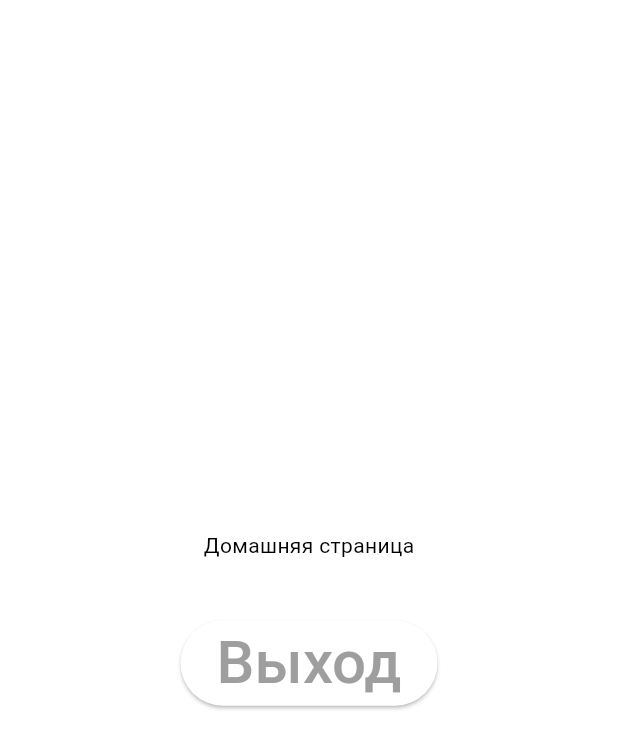
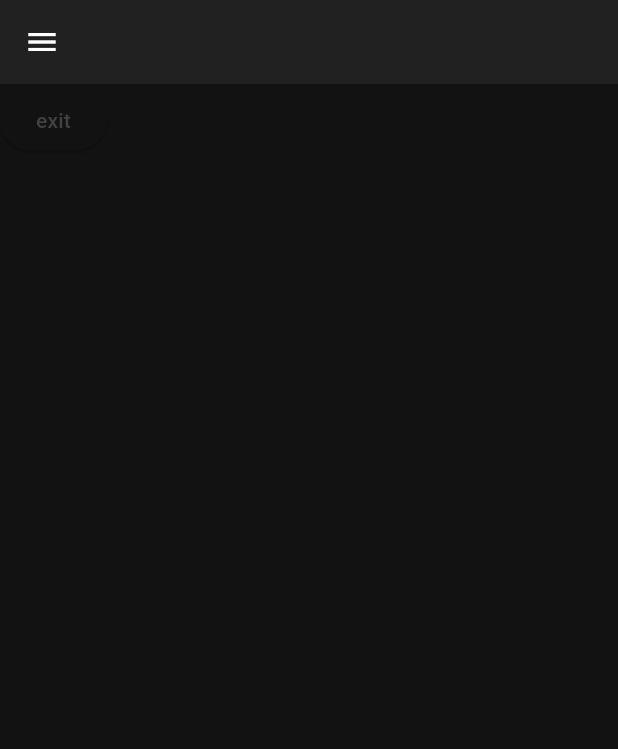
Before and after one commit to Maksim11011/everyday, a Flutter app: the screen it shows once a user with an empty profile is signed in, on a phone screen of 412 x 824 dp. Shown: the top 749 px of the screen. Run offline on Flutter 3.47's test engine with Material 3 defaults, Android fonts, the phone set to English and light mode, and no system bars; our stand-ins replace firebase_auth, firebase_core; accounts and stored records are empty; network calls fail.

Commit message:
заменил цвет в теме

```diff
--- a/lib/components/my_drawer.dart
+++ b/lib/components/my_drawer.dart
@@ -20,16 +20,16 @@ class MyDrawer extends StatelessWidget {
           Padding(
             padding: const EdgeInsets.only(top: 60),
             child: Icon(
-              Icons.logo_dev,
+              Icons.lock_open_rounded,
               size: 50,
-              color: Theme.of(context).colorScheme.inversePrimary,
+              color: Theme.of(context).colorScheme.tertiary,
             ),
           ),
 
           Padding(
             padding: const EdgeInsets.all(13.0),
             child: Divider(
-              color: Theme.of(context).colorScheme.secondary,
+              color: Theme.of(context).colorScheme.tertiary,
             ),
           ),
 
@@ -53,10 +53,7 @@ class MyDrawer extends StatelessWidget {
           MyDrawerTile(
             text: 'Выход',
             icon: Icons.exit_to_app,
-            onTap: () {
-              logout();
-              Navigator.pop(context);
-            },
+            onTap: logout,
           ),
 
           const SizedBox(
--- a/lib/components/my_drawer_tile.dart
+++ b/lib/components/my_drawer_tile.dart
@@ -25,7 +25,7 @@ class MyDrawerTile extends StatelessWidget {
         ),
         leading: Icon(
           icon,
-          color: Theme.of(context).colorScheme.inversePrimary,
+          color: Theme.of(context).colorScheme.secondary,
         ),
       ),
     );
--- a/lib/pages/home_page.dart
+++ b/lib/pages/home_page.dart
@@ -1,12 +1,17 @@
-import 'package:everyday/generated/l10n.dart';
+import 'package:everyday/components/my_drawer.dart';
 import 'package:everyday/services/auth/auth_service.dart';
 import 'package:flutter/material.dart';
 
-class HomePage extends StatelessWidget {
+class HomePage extends StatefulWidget {
   const HomePage({
     super.key,
   });
 
+  @override
+  State<HomePage> createState() => _HomePageState();
+}
+
+class _HomePageState extends State<HomePage> {
   void logout() {
     final authService = AuthService();
     authService.signOut();
@@ -15,24 +20,13 @@ class HomePage extends StatelessWidget {
   @override
   Widget build(BuildContext context) {
     return Scaffold(
-      body: Center(
-        child: Column(
-          mainAxisAlignment: MainAxisAlignment.center,
-          children: [
-            Text(
-              S.of(context).Homepage,
-            ),
-            const SizedBox(height: 40),
-            ElevatedButton(
-              onPressed: logout,
-              child: const Text(
-                'Выход',
-                style: TextStyle(fontSize: 40),
-              ),
-            ),
-          ],
-        ),
+      appBar: AppBar(
+        backgroundColor: Theme.of(context).colorScheme.background,
       ),
+      body: Column(
+        children: [ElevatedButton(onPressed: logout, child: Text('exit'))],
+      ),
+      drawer: MyDrawer(),
     );
   }
 }
--- a/lib/theme/dark_mode.dart
+++ b/lib/theme/dark_mode.dart
@@ -1,11 +1,12 @@
 import 'package:flutter/material.dart';
 
 ThemeData darkMode = ThemeData(
+  brightness: Brightness.dark,
   colorScheme: ColorScheme.dark(
     background: Colors.grey.shade900,
-    primary: Colors.grey.shade600,
+    primary: Colors.grey.shade800,
     secondary: Colors.grey.shade700,
-    tertiary: Colors.grey.shade800,
+    tertiary: Colors.grey.shade600,
     inversePrimary: Colors.grey.shade300,
   ),
 );
--- a/lib/theme/light_mode.dart
+++ b/lib/theme/light_mode.dart
@@ -1,11 +1,12 @@
 import 'package:flutter/material.dart';
 
 ThemeData lightMode = ThemeData(
+  brightness: Brightness.light,
   colorScheme: ColorScheme.light(
     background: Colors.grey.shade300,
-    primary: Colors.grey.shade500,
-    secondary: Colors.grey.shade200,
+    primary: Colors.grey.shade200,
+    secondary: Colors.grey.shade400,
     tertiary: Colors.white,
-    inversePrimary: Colors.grey.shade900,
+    inversePrimary: Colors.grey.shade800,
   ),
 );
--- a/lib/theme/theme_provider.dart
+++ b/lib/theme/theme_provider.dart
@@ -4,7 +4,7 @@ import 'package:everyday/theme/light_mode.dart';
 
 class ThemeProvider extends ChangeNotifier {
   // Изначльно, светлый режим
-  ThemeData _themeData = lightMode;
+  ThemeData _themeData = darkMode;
 
   // Текущая тема
   ThemeData get themeData => _themeData;
```
